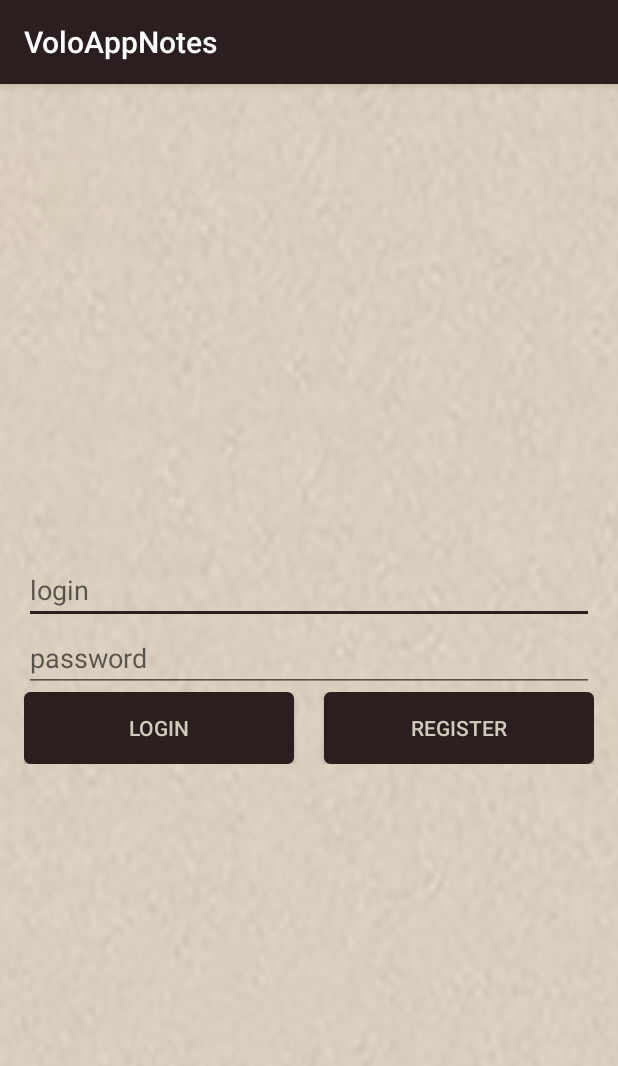
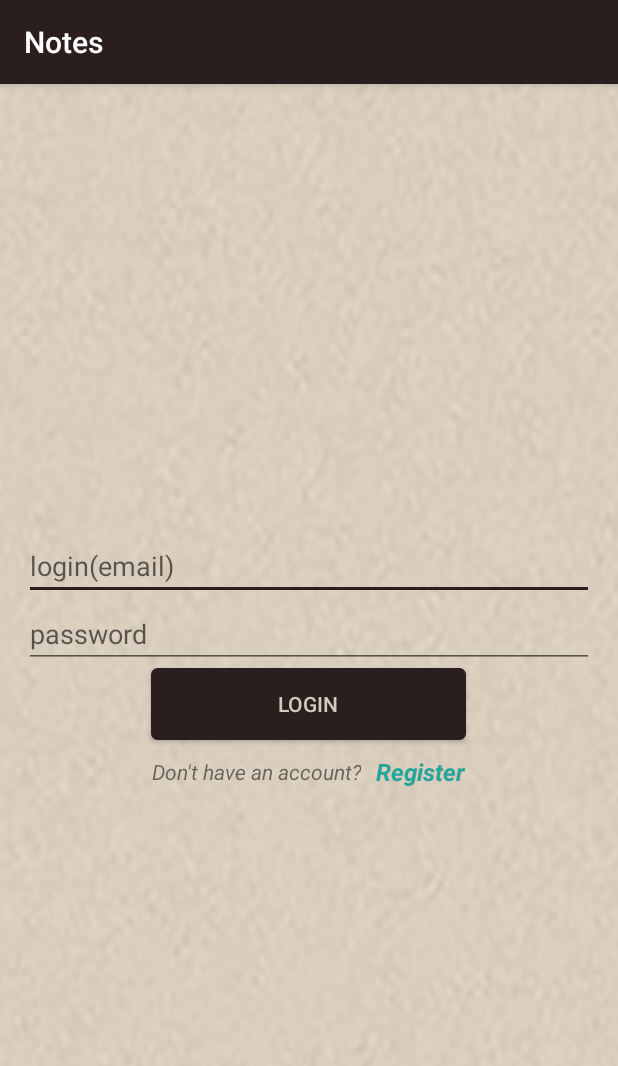
Before and after one commit to ErvandHovo/VoloAppNotes, an Android app: the screen it shows after launch (MainActivity), on a phone screen of 412 x 824 dp. Shown: the top 1066 px of the screen. Run offline under Robolectric (Android 15) with nearby library versions, the phone set to English and light mode, and no system bars; our stand-ins replace ButterKnife; libraries missing offline, so code that uses them is left out: io.realm; 4 statements that could not run were skipped.

Commit message:
finished change

```diff
--- a/app/build.gradle
+++ b/app/build.gradle
@@ -1,6 +1,5 @@
 apply plugin: 'com.android.application'
 apply plugin: 'realm-android'
-
 android {
     compileSdkVersion 26
     defaultConfig {
--- a/app/src/main/java/com/example/ervand/voloappnotes/view/fragments/NotesFragment.java
+++ b/app/src/main/java/com/example/ervand/voloappnotes/view/fragments/NotesFragment.java
@@ -22,8 +22,6 @@ import com.example.ervand.voloappnotes.model.Note;
 import com.example.ervand.voloappnotes.view.activities.MainActivity;
 import com.example.ervand.voloappnotes.view.adapters.NoteAdapter;
 import butterknife.BindView;
-import io.realm.RealmList;
-import io.realm.RealmResults;
 
 public class NotesFragment extends Fragment implements SwitchFragment{
 
@@ -102,4 +100,6 @@ public class NotesFragment extends Fragment implements SwitchFragment{
                 .addToBackStack(null)
                 .commit();
     }
+
+
 }
--- a/app/src/main/res/layout/fragment_login.xml
+++ b/app/src/main/res/layout/fragment_login.xml
@@ -10,7 +10,8 @@
         android:background="@drawable/background"
         android:gravity="center"
         android:orientation="vertical"
-        android:padding="16dp">
+        android:padding="16dp"
+        android:id="@+id/lLayoutLoginFragment">
 
         <ScrollView
             android:layout_width="match_parent"
@@ -25,8 +26,9 @@
                     android:id="@+id/edtLogin"
                     android:layout_width="match_parent"
                     android:layout_height="wrap_content"
-                    android:hint="login"
+                    android:clickable="true"
                     android:maxLines="1"
+                    android:hint="login(email)"
                     android:textColor="@color/colorPrimary" />
 
                 <EditText
@@ -40,33 +42,42 @@
             </LinearLayout>
         </ScrollView>
 
+        <Button
+            android:id="@+id/btnLogin"
+            android:layout_width="210dp"
+            android:layout_height="wrap_content"
+            android:layout_gravity="center"
+            android:background="@drawable/button"
+            android:gravity="center"
+            android:text="@string/sign_in"
+            android:textColor="@color/textColor" />
+
         <LinearLayout
-            android:layout_width="match_parent"
+            android:layout_width="210dp"
             android:layout_height="wrap_content"
-            android:orientation="horizontal">
+            android:layout_gravity="center"
+            android:orientation="horizontal"
+            android:paddingTop="10dp">
 
-
-            <Button
-                android:id="@+id/btnLogin"
+            <TextView
                 android:layout_width="wrap_content"
                 android:layout_height="wrap_content"
                 android:layout_gravity="center"
-                android:layout_weight="1"
-                android:background="@drawable/button"
-                android:text="@string/sign_in"
-                android:textColor="@color/textColor"
-                android:layout_marginRight="10dp"/>
+                android:gravity="center"
+                android:text="@string/don_t_have_an_account"
+                android:textStyle="italic" />
 
-            <Button
-                android:id="@+id/btnRegister"
+            <TextView
+                android:id="@+id/txtGoRegisterPage"
                 android:layout_width="wrap_content"
                 android:layout_height="wrap_content"
                 android:layout_gravity="center"
-                android:layout_weight="1"
-                android:background="@drawable/button"
+                android:gravity="center"
+                android:layout_marginLeft="10dp"
                 android:text="@string/register"
-                android:textColor="@color/textColor"
-                android:layout_marginLeft="10dp"/>
+                android:textSize="16sp"
+                android:textStyle="bold|italic"
+                android:textColor="@color/colorBtnSave"/>
 
         </LinearLayout>
     </LinearLayout>
--- a/app/src/main/res/layout/fragment_update_and_add.xml
+++ b/app/src/main/res/layout/fragment_update_and_add.xml
@@ -10,7 +10,8 @@
         android:layout_height="match_parent"
         android:layout_margin="18dp"
         android:orientation="vertical"
-        android:layout_marginBottom="25dp">
+        android:layout_marginBottom="25dp"
+        android:id="@+id/lLayoutUpdateAndAddFragment">
 
         <EditText
             android:id="@+id/edtTitle"
--- a/app/src/main/res/values/strings.xml
+++ b/app/src/main/res/values/strings.xml
@@ -1,9 +1,8 @@
 <resources>
-    <string name="app_name">VoloAppNotes</string>
+    <string name="app_name">Notes</string>
 
-    <string name="sign_in">login</string>
-    <string name="register">register</string>
-
+    <string name="sign_in">Login</string>
+    <string name="register">Register</string>
     <string name="save_note">Save</string>
     <string name="delete_note">addNote</string>
     <string name="logout_note">deleteNote</string>
@@ -14,6 +13,9 @@
     <string name="notification_state_off">Notification Off</string>
     <string name="add_note">addNote</string>
     <string name="delete_note_btn">Delete</string>
+    <string name="login">Login</string>
+    <string name="don_t_have_an_account">Don\'t have an account?</string>
+    <string name="already_have_an_account">Already have an account?</string>
 
 
 </resources>
```
Also changed, not shown: app/src/main/java/com/example/ervand/voloappnotes/view/fragments/LoginFragment.java (+14 -5 lines), app/src/main/java/com/example/ervand/voloappnotes/view/fragments/RegisterFragment.java (+28 -12 lines), app/src/main/java/com/example/ervand/voloappnotes/view/fragments/UpdateAndAddFragment.java (+44 -7 lines), app/src/main/res/layout/fragment_register.xml (+34 -7 lines).
